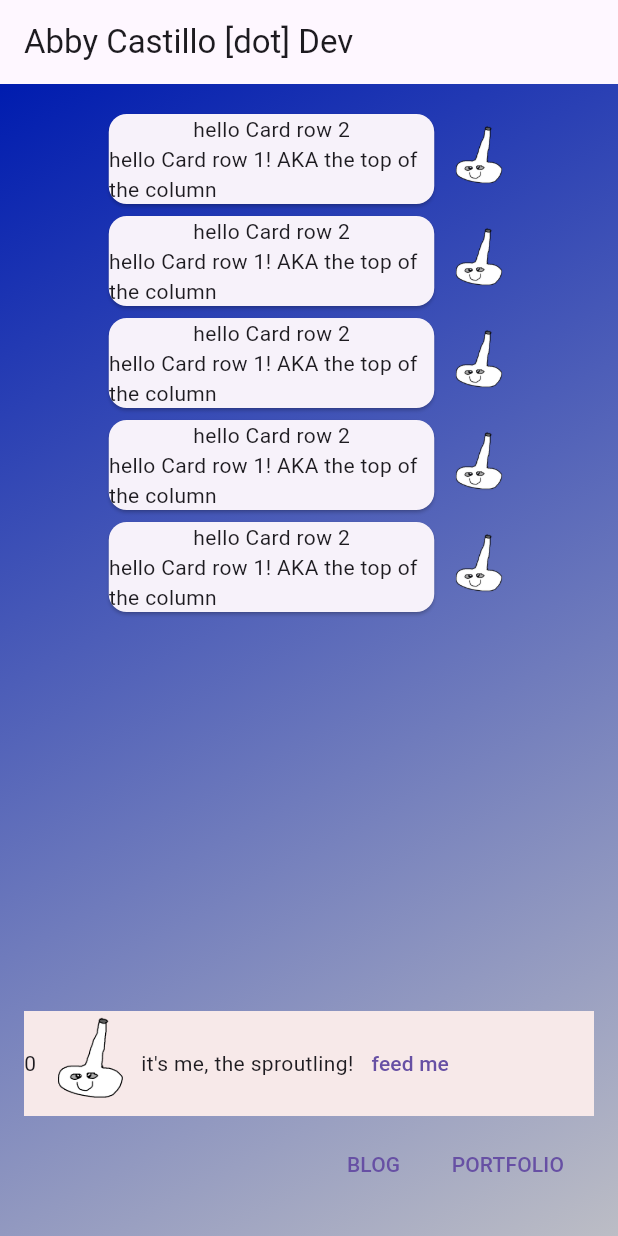
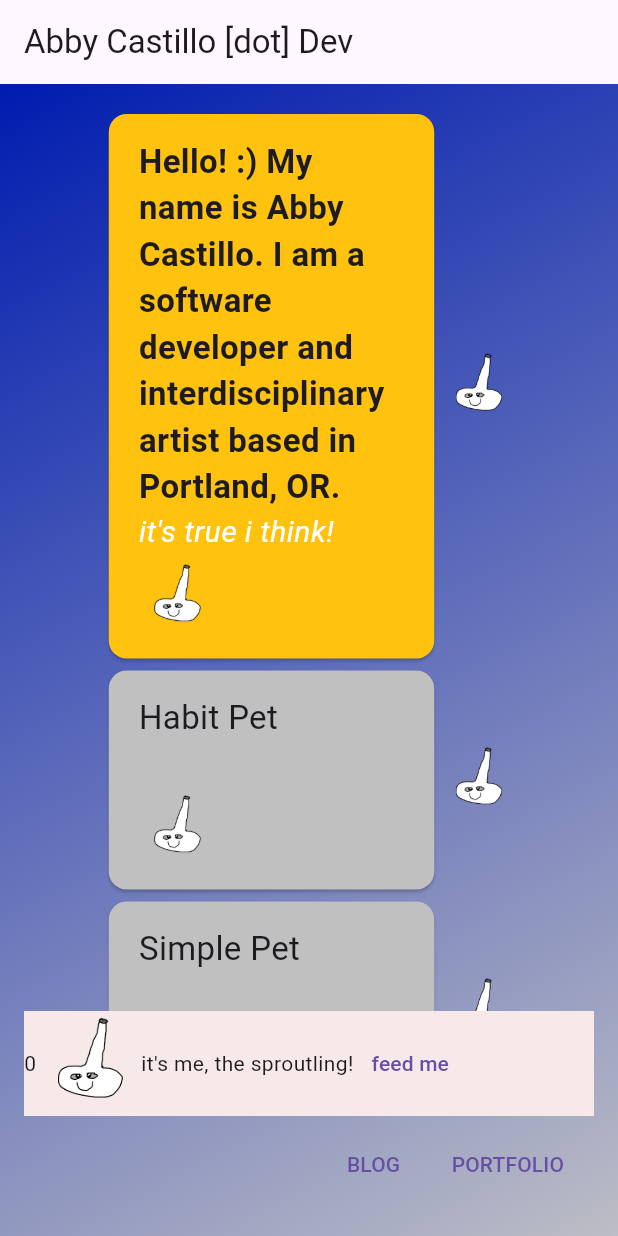
Before and after one commit to abbymachines/flutter-dev-portfolio, a Flutter app: the screen it shows after launch, on a phone screen of 412 x 824 dp. Run offline on Flutter 3.47's test engine with Material 2 defaults, Android fonts, the phone set to English and light mode, and no system bars; our stand-ins replace flutter_markdown.

Commit message:
re-implement Item Card stylings

```diff
--- a/lib/widgets/items/item.dart
+++ b/lib/widgets/items/item.dart
@@ -34,60 +34,50 @@ class _ItemState extends State<Item> {
   Widget build(BuildContext context) {
     return InkWell(
         onTap: toggleExpanded,
-        // child: Card(
-        //   color: widget.item.color,
-        //   child: Padding(
-        //     padding: const EdgeInsets.symmetric(horizontal: 20, vertical: 16),
-        //     child: Column(
-        //       crossAxisAlignment: CrossAxisAlignment.start,
-        //       mainAxisSize: MainAxisSize.min,
-        //       children: [
-        //         Text(
-        //           widget.item.label,
-        //           style: widget.item.style,
-        //           textAlign: TextAlign.left,
-        //         ),
-        //         Text(
-        //           widget.item.mainText,
-        //           style: const TextStyle(
-        //               fontSize: 20,
-        //               fontStyle: FontStyle.italic,
-        //               color: Colors.white),
-        //         ),
-        //         const SizedBox(height: 4),
-        //         Row(
-        //           children: [
-        //             Flexible(
-        //               fit: FlexFit.loose,
-        //               child: MarkdownBody(data: _expandedContent),
-        //             ),
-        //             const Spacer(),
-        //           ],
-        //         ),
-        //         Image.asset(
-        //           Images.sproutling,
-        //           width: 50,
-        //           height: 50,
-        //         ),
-        //       ],
-        //     ),
-        //   ),
-        // ),
+        // child:
         child: Row(
           mainAxisAlignment: MainAxisAlignment.center,
           children: [
-            const SizedBox(
+            SizedBox(
               width: 225,
               child: Card(
+                color: widget.item.color,
+                child: Padding(
+                  padding:
+                      const EdgeInsets.symmetric(horizontal: 20, vertical: 16),
                   child: Column(
+                    crossAxisAlignment: CrossAxisAlignment.start,
+                    mainAxisSize: MainAxisSize.min,
                     children: [
                       Text(
-                      'hello Card row 2',
+                        widget.item.label,
+                        style: widget.item.style,
+                        textAlign: TextAlign.left,
                       ),
                       Text(
-                      'hello Card row 1! AKA the top of the column',
+                        widget.item.mainText,
+                        style: const TextStyle(
+                            fontSize: 20,
+                            fontStyle: FontStyle.italic,
+                            color: Colors.white),
+                      ),
+                      const SizedBox(height: 4),
+                      Row(
+                        children: [
+                          Flexible(
+                            fit: FlexFit.loose,
+                            child: MarkdownBody(data: _expandedContent),
+                          ),
+                          const Spacer(),
+                        ],
+                      ),
+                      Image.asset(
+                        Images.sproutling,
+                        width: 50,
+                        height: 50,
                       ),
                     ],
+                  ),
                 ),
               ),
             ),
```
Lines whose indentation alone changed are shown as unchanged.
